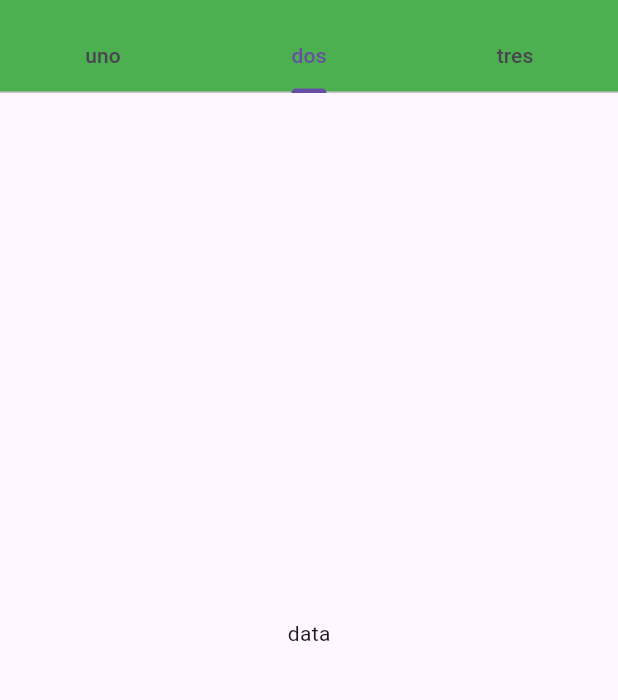
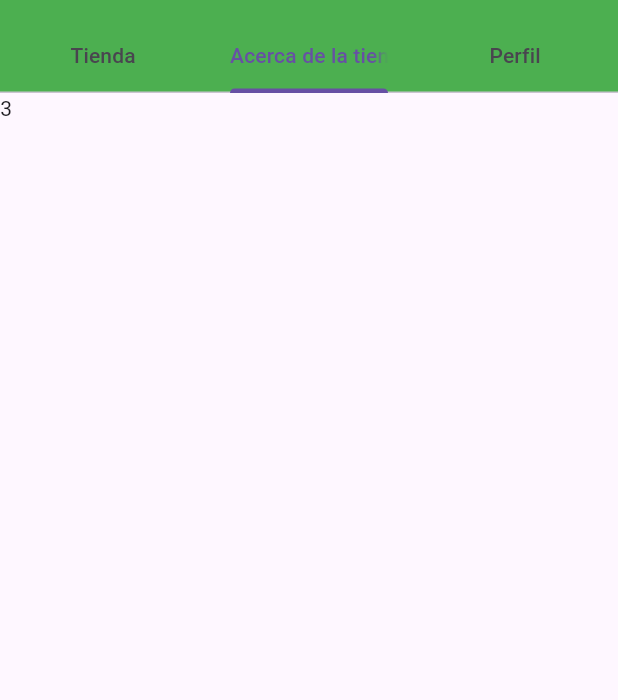
Before and after one commit to Brian-AlmendrasSC/WolfShop, a Flutter app: the screen it shows after launch, on a phone screen of 412 x 824 dp, the part 63-763 px from its top. Run offline on Flutter 3.47's test engine with Material 3 defaults, Android fonts, the light colour scheme and no system bars.

Commit message:
Create navbar and basic routes

```diff
--- a/lib/src/components/home_page/home_page.dart
+++ b/lib/src/components/home_page/home_page.dart
@@ -1,4 +1,5 @@
 import 'package:flutter/material.dart';
+import 'package:wolfshop/src/components/layouts/Card/my_card.dart';
 
 class HomePage extends StatelessWidget {
   const HomePage({super.key});
@@ -16,17 +17,26 @@ class HomePage extends StatelessWidget {
             backgroundColor: Colors.green,
             bottom: TabBar(tabs: [
               Tab(
-                text: "uno",
+                text: "Tienda",
               ),
               Tab(
-                text: "dos",
+                text: "Acerca de la tienda",
               ),
               Tab(
-                text: "tres",
+                text: "Perfil",
               )
             ]),
           ),
           body: TabBarView(children: [
+            ListView.builder(
+              itemCount: 4,
+              itemBuilder: (BuildContext context, int index) {
+                return MyCard();
+              },
+            ),
+            Container(
+              child: Text("3"),
+            ),
             ListView.builder(
               itemCount: 25,
               itemBuilder: (BuildContext context, int index) {
@@ -35,12 +45,6 @@ class HomePage extends StatelessWidget {
                 );
               },
             ),
-            Center(
-              child: Text("data"),
-            ),
-            Container(
-              child: Text("3"),
-            )
           ]),
         )));
   }
```
Also changed, not shown: lib/src/components/layouts/Card/my_card.dart (added, +12 -0 lines).
